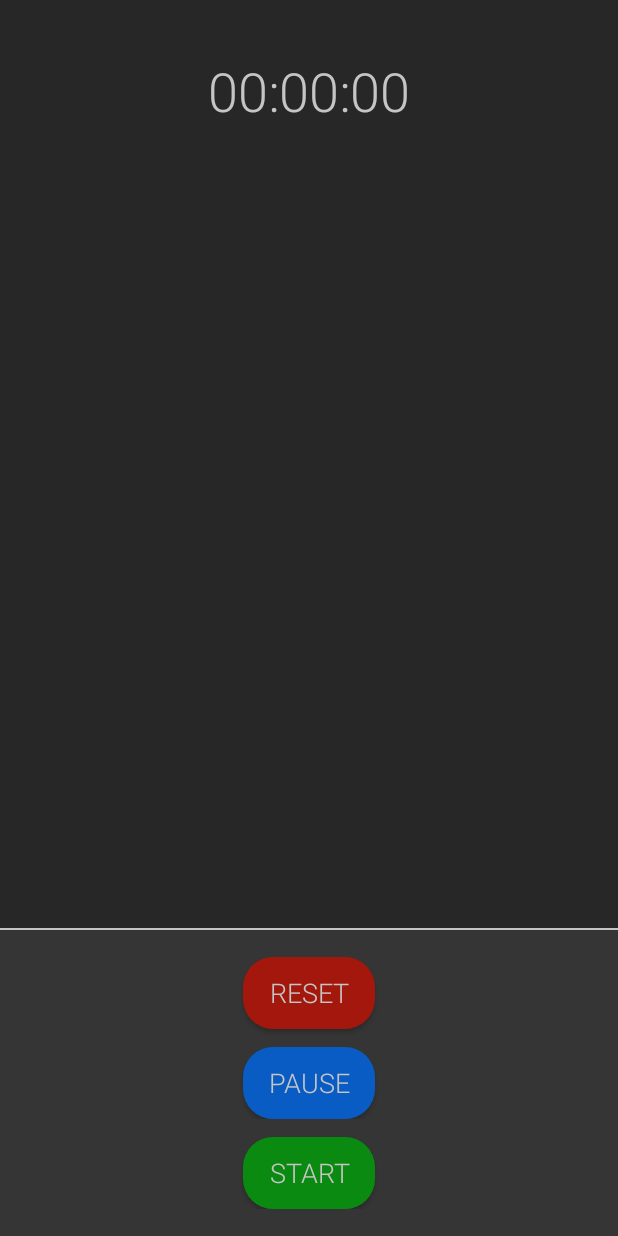
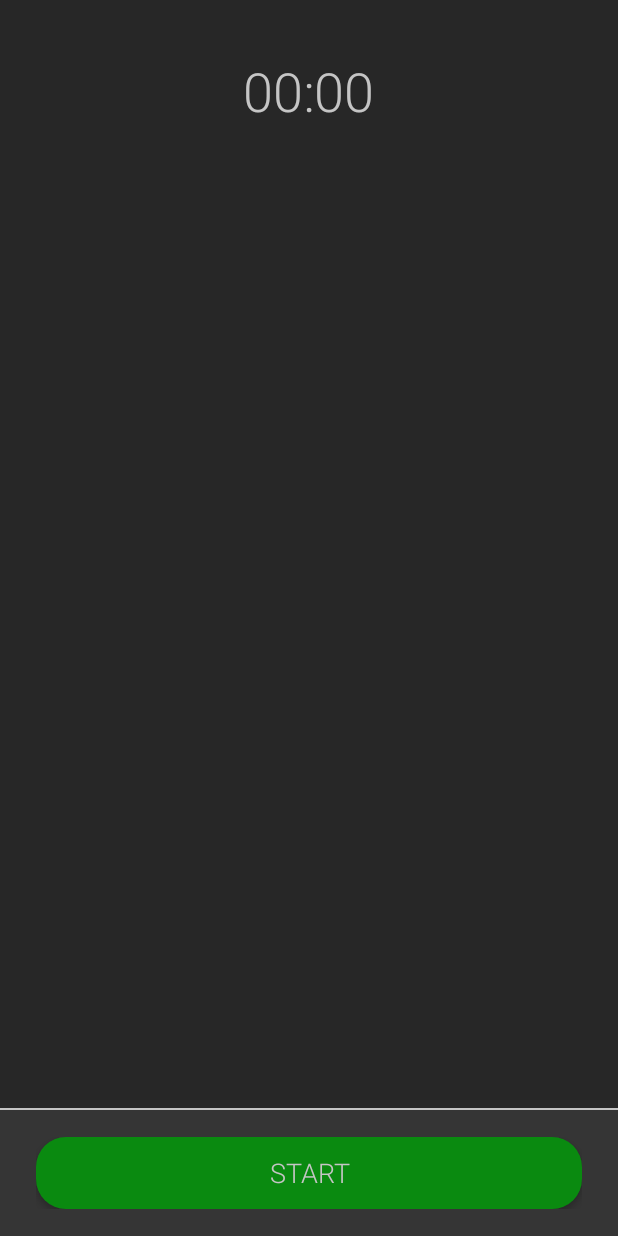
Before and after one commit to Docheinstein/edge-timer, an Android app: the screen it shows after launch (MainActivity), on a phone screen of 412 x 824 dp. Run offline under Robolectric (Android 15) with nearby library versions, the phone set to English and light mode, and no system bars; 5 statements that could not run were skipped.

Commit message:
Works nicely (FSA: start, pause, resume, reset)

```diff
--- a/app/src/main/AndroidManifest.xml
+++ b/app/src/main/AndroidManifest.xml
@@ -31,7 +31,9 @@
                 <intent-filter>
                     <action android:name="com.samsung.android.cocktail.v2.action.COCKTAIL_UPDATE" />
                     <action android:name="org.docheinstein.edgetimer.ACTION_START_TIMER" />
-                    <action android:name="org.docheinstein.edgetimer.ACTION_STOP_TIMER" />
+                    <action android:name="org.docheinstein.edgetimer.ACTION_PAUSE_TIMER" />
+                    <action android:name="org.docheinstein.edgetimer.ACTION_RESUME_TIMER" />
+                    <action android:name="org.docheinstein.edgetimer.ACTION_RESET_TIMER" />
                 </intent-filter>
 
                 <meta-data
--- a/app/src/main/res/layout/single_plus_layout.xml
+++ b/app/src/main/res/layout/single_plus_layout.xml
@@ -40,20 +40,24 @@
             android:background="@color/colorBackgroundLighter"
             android:gravity="bottom"
             android:orientation="vertical"
+            android:paddingStart="24dp"
             android:paddingTop="18dp"
+            android:paddingEnd="24dp"
             android:paddingBottom="18dp">
 
 
         <LinearLayout
+                android:id="@+id/runningButtons"
                 android:layout_width="match_parent"
                 android:layout_height="match_parent"
-                android:layout_marginBottom="12dp"
-                android:orientation="vertical">
+                android:orientation="vertical"
+                android:visibility="gone"
+                tools:visibility="visible">
 
             <Button
                     android:id="@+id/resetButton"
                     style="@style/Widget.AppCompat.Button"
-                    android:layout_width="wrap_content"
+                    android:layout_width="match_parent"
                     android:layout_height="wrap_content"
                     android:layout_gravity="center_horizontal"
                     android:layout_marginBottom="12dp"
@@ -67,7 +71,7 @@
             <Button
                     android:id="@+id/pauseButton"
                     style="@style/Widget.AppCompat.Button"
-                    android:layout_width="wrap_content"
+                    android:layout_width="match_parent"
                     android:layout_height="wrap_content"
                     android:layout_gravity="center_horizontal"
                     android:background="@drawable/pause_button"
@@ -77,10 +81,16 @@
                     android:textSize="@dimen/button_text_size" />
         </LinearLayout>
 
+        <LinearLayout
+                android:id="@+id/notRunningButtons"
+                android:layout_width="match_parent"
+                android:layout_height="match_parent"
+                android:orientation="vertical">
+
             <Button
                     android:id="@+id/startButton"
                     style="@style/Widget.AppCompat.Button"
-                android:layout_width="wrap_content"
+                    android:layout_width="match_parent"
                     android:layout_height="wrap_content"
                     android:layout_gravity="center_horizontal"
                     android:background="@drawable/start_button"
@@ -89,4 +99,41 @@
                     android:textColor="@color/colorTextLight"
                     android:textSize="@dimen/button_text_size" />
         </LinearLayout>
+
+        <LinearLayout
+                android:id="@+id/pausedButtons"
+                android:layout_width="match_parent"
+                android:layout_height="match_parent"
+                android:orientation="vertical"
+                android:visibility="gone"
+                tools:visibility="visible">
+
+            <Button
+                    android:id="@+id/resetButton2"
+                    style="@style/Widget.AppCompat.Button"
+                    android:layout_width="match_parent"
+                    android:layout_height="wrap_content"
+                    android:layout_gravity="center_horizontal"
+                    android:layout_marginBottom="12dp"
+                    android:background="@drawable/stop_button"
+                    android:fontFamily="sans-serif-light"
+                    android:text="@string/reset_timer"
+                    android:textColor="@color/colorTextLight"
+                    android:textSize="@dimen/button_text_size"
+                    android:visibility="visible" />
+
+            <Button
+                    android:id="@+id/resumeButton"
+                    style="@style/Widget.AppCompat.Button"
+                    android:layout_width="match_parent"
+                    android:layout_height="wrap_content"
+                    android:layout_gravity="center_horizontal"
+                    android:background="@drawable/start_button"
+                    android:fontFamily="sans-serif-light"
+                    android:text="@string/resume_timer"
+                    android:textColor="@color/colorTextLight"
+                    android:textSize="@dimen/button_text_size" />
         </LinearLayout>
+
+    </LinearLayout>
+</LinearLayout>
--- a/app/src/main/res/values/strings.xml
+++ b/app/src/main/res/values/strings.xml
@@ -3,8 +3,9 @@
     <string name="edge_description">Edge Timer</string>
 
     <string name="app_name">EdgeTimer</string>
-    <string name="timer_default_text">00:00:00</string>
+    <string name="timer_default_text">00:00</string>
     <string name="start_timer">Start</string>
     <string name="pause_timer">Pause</string>
+    <string name="resume_timer">Resume</string>
     <string name="reset_timer">Reset</string>
 </resources>
```
Also changed, not shown: app/src/main/java/org/docheinstein/edgetimer/Stopwatch.java (+46 -4 lines), app/src/main/java/org/docheinstein/edgetimer/singleplus/CocktailSinglePlusProvider.java (+128 -36 lines). Lines whose indentation alone changed are shown as unchanged.
